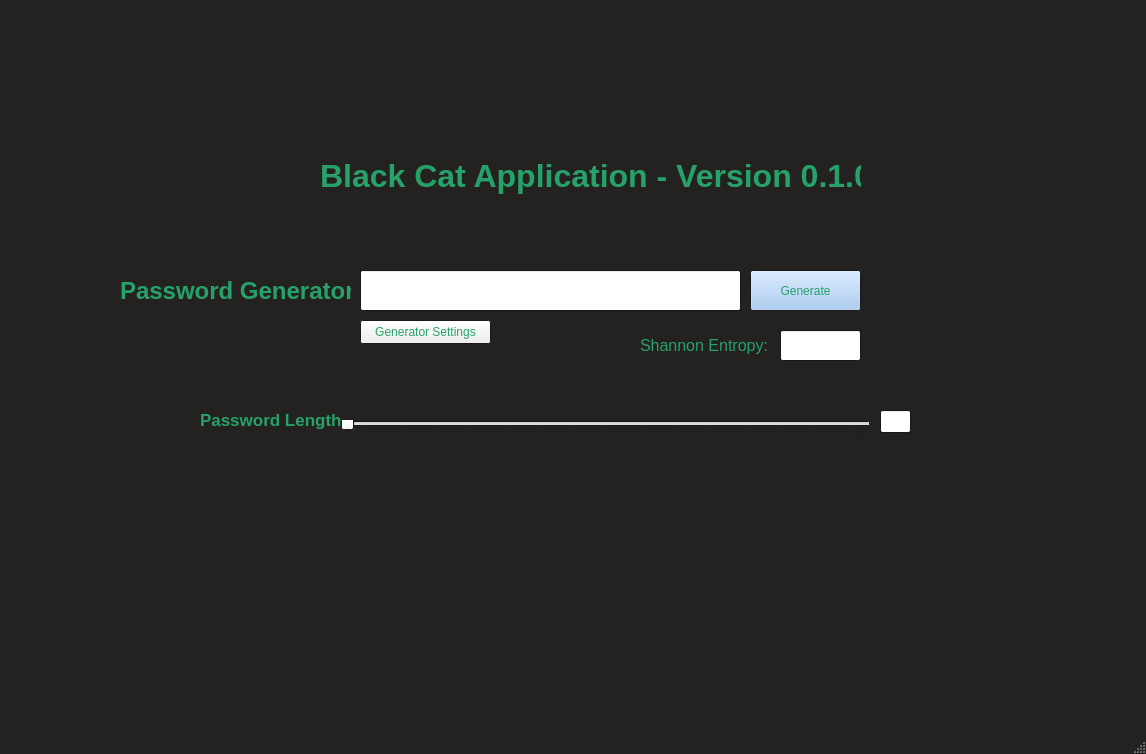
Old version of the form Black-Cat-App/mainwindow.ui in the repository jackr276/BlackCat.
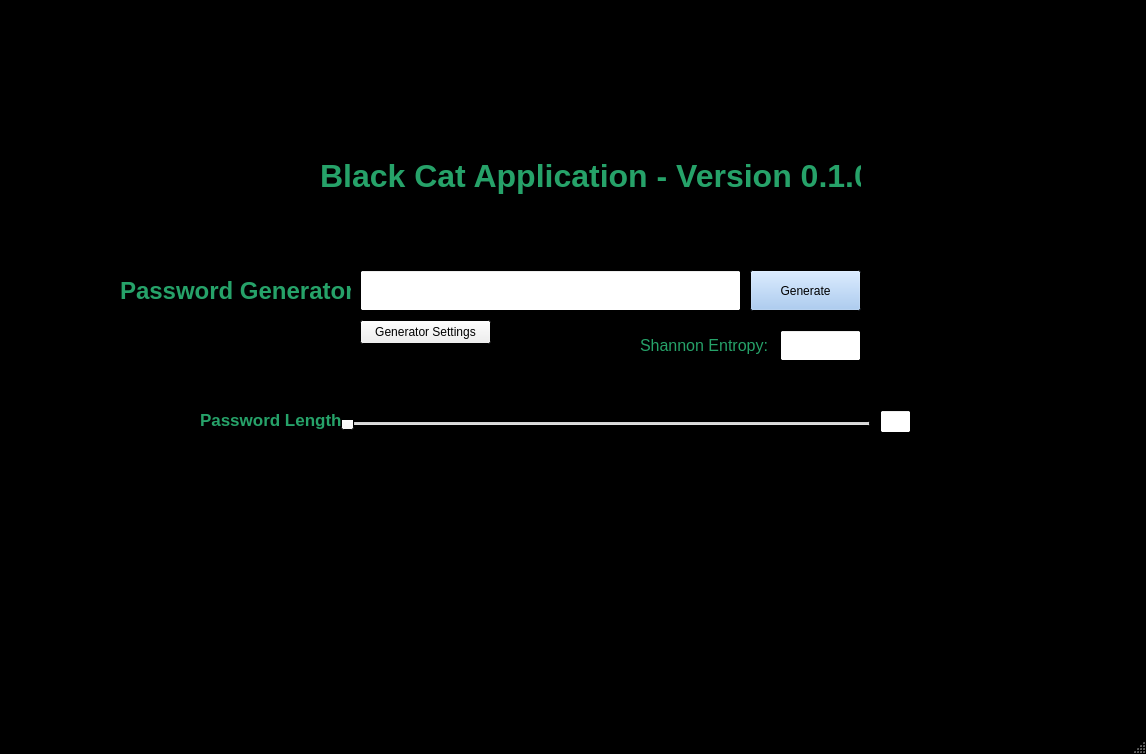
New version of the form.

Commit message: updated coloring, added cancel button

```diff
--- a/Black-Cat-App/mainwindow.ui
+++ b/Black-Cat-App/mainwindow.ui
@@ -34,9 +34,9 @@
      <colorrole role="ButtonText">
       <brush brushstyle="SolidPattern">
        <color alpha="255">
-        <red>38</red>
-        <green>162</green>
-        <blue>105</blue>
+        <red>0</red>
+        <green>0</green>
+        <blue>0</blue>
        </color>
       </brush>
      </colorrole>
@@ -52,9 +52,9 @@
      <colorrole role="Window">
       <brush brushstyle="SolidPattern">
        <color alpha="255">
-        <red>36</red>
-        <green>33</green>
-        <blue>33</blue>
+        <red>0</red>
+        <green>0</green>
+        <blue>0</blue>
        </color>
       </brush>
      </colorrole>
@@ -90,9 +90,9 @@
      <colorrole role="ButtonText">
       <brush brushstyle="SolidPattern">
        <color alpha="255">
-        <red>38</red>
-        <green>162</green>
-        <blue>105</blue>
+        <red>0</red>
+        <green>0</green>
+        <blue>0</blue>
        </color>
       </brush>
      </colorrole>
@@ -108,9 +108,9 @@
      <colorrole role="Window">
       <brush brushstyle="SolidPattern">
        <color alpha="255">
-        <red>36</red>
-        <green>33</green>
-        <blue>33</blue>
+        <red>0</red>
+        <green>0</green>
+        <blue>0</blue>
        </color>
       </brush>
      </colorrole>
@@ -128,18 +128,18 @@
      <colorrole role="Base">
       <brush brushstyle="SolidPattern">
        <color alpha="255">
-        <red>36</red>
-        <green>33</green>
-        <blue>33</blue>
+        <red>0</red>
+        <green>0</green>
+        <blue>0</blue>
        </color>
       </brush>
      </colorrole>
      <colorrole role="Window">
       <brush brushstyle="SolidPattern">
        <color alpha="255">
-        <red>36</red>
-        <green>33</green>
-        <blue>33</blue>
+        <red>0</red>
+        <green>0</green>
+        <blue>0</blue>
        </color>
       </brush>
      </colorrole>
```
The commit also changes 3 other files.
